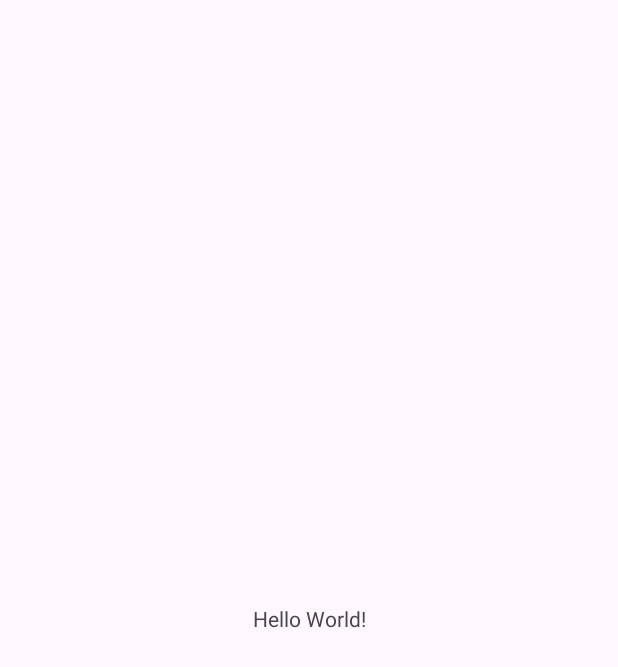
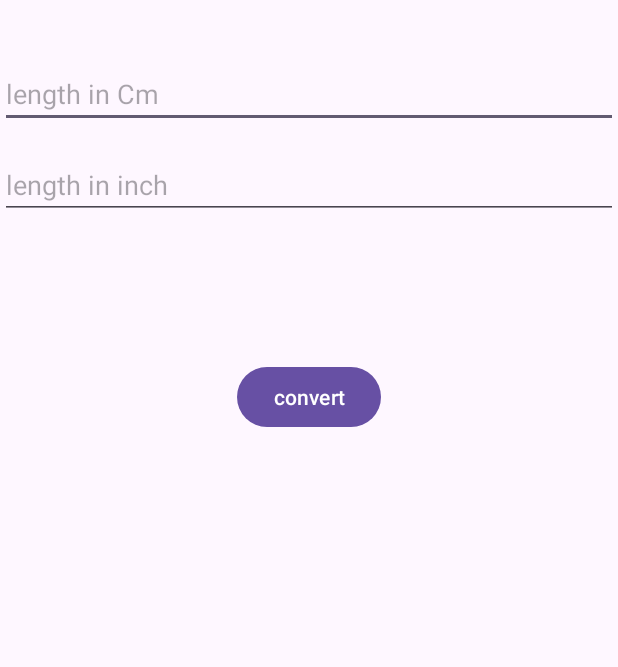
Before and after one commit to akshaylalsp/inch-cn-converter, an Android app: the screen it shows after launch (MainActivity), on a phone screen of 412 x 824 dp. Before the commit the part shown is almost empty. Shown: the top 667 px of the screen. Run offline under Robolectric (Android 15) with nearby library versions, the phone set to English and light mode, and no system bars.

Commit message:
added input box and button

```diff
--- a/app/src/main/java/com/example/inchtocm/MainActivity.kt
+++ b/app/src/main/java/com/example/inchtocm/MainActivity.kt
@@ -8,4 +8,7 @@ class MainActivity : AppCompatActivity() {
         super.onCreate(savedInstanceState)
         setContentView(R.layout.activity_main)
     }
+    fun convert(inch : Int,cm : Int){
+
+    }
 }
--- a/app/src/main/res/layout/activity_main.xml
+++ b/app/src/main/res/layout/activity_main.xml
@@ -6,13 +6,33 @@
     android:layout_height="match_parent"
     tools:context=".MainActivity">
 
-    <TextView
+    <EditText
+        android:id="@+id/cmText"
+        android:layout_width="match_parent"
+        android:layout_height="wrap_content"
+        android:hint="@string/length_in_cm"
+        android:paddingTop="50dp"
+        android:paddingEnd="25dp"
+        app:layout_constraintStart_toStartOf="parent"
+        app:layout_constraintTop_toTopOf="parent" />
+
+    <EditText
+        android:id="@+id/inchText"
+        android:layout_width="match_parent"
+        android:layout_height="wrap_content"
+        android:hint="@string/length_in_inch"
+        android:paddingTop="25dp"
+        app:layout_constraintTop_toBottomOf="@+id/cmText"
+        tools:layout_editor_absoluteX="0dp" />
+
+    <Button
+        android:id="@+id/convertButton"
         android:layout_width="wrap_content"
         android:layout_height="wrap_content"
-        android:text="Hello World!"
+        android:text="convert"
         app:layout_constraintBottom_toBottomOf="parent"
         app:layout_constraintEnd_toEndOf="parent"
         app:layout_constraintStart_toStartOf="parent"
-        app:layout_constraintTop_toTopOf="parent" />
-
+        app:layout_constraintTop_toBottomOf="@+id/inchText"
+        app:layout_constraintVertical_bias="0.15" />
 </androidx.constraintlayout.widget.ConstraintLayout>
--- a/app/src/main/res/values/strings.xml
+++ b/app/src/main/res/values/strings.xml
@@ -1,3 +1,5 @@
 <resources>
     <string name="app_name">inch to cm</string>
+    <string name="length_in_cm">length in Cm</string>
+    <string name="length_in_inch">length in inch</string>
 </resources>
```
